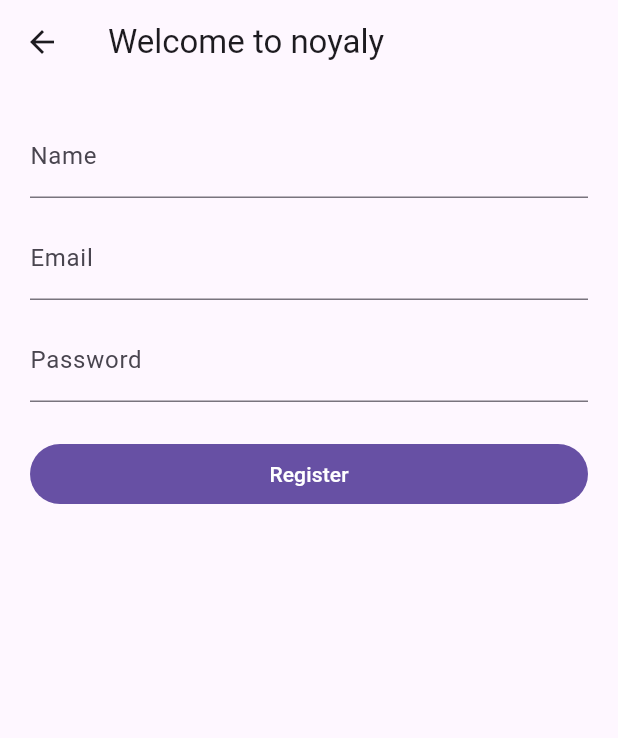
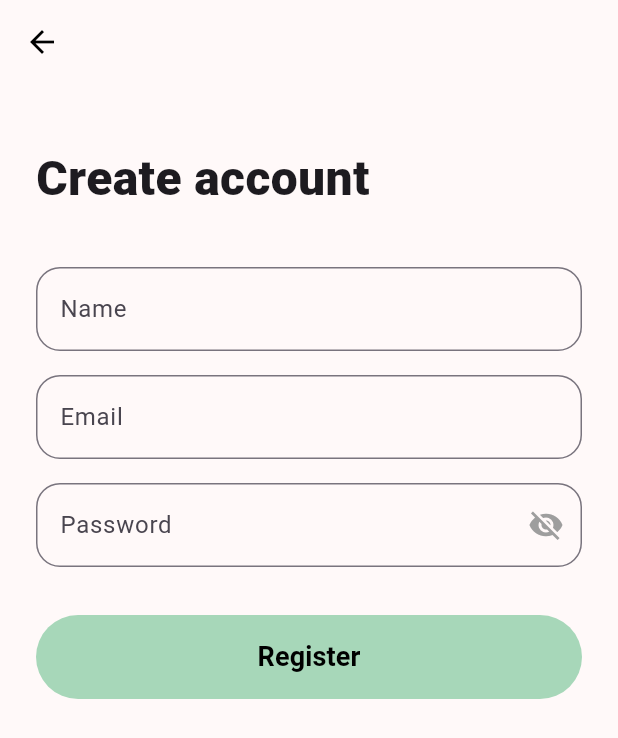
Before and after one commit to marytheshepherd/noyaly, a Flutter app: the screen it shows after launch, after a tap on "Register", on a phone screen of 412 x 824 dp. Shown: the top 738 px of the screen. Run offline on Flutter 3.47's test engine with Material 3 defaults, Android fonts, the phone set to English and light mode, and no system bars; our stand-ins replace cloud_firestore, firebase_auth, firebase_core, fl_chart, google_maps_flutter, webview_flutter; accounts and stored records are empty; network calls fail.

Commit message:
fixes: UI for login & register

```diff
--- a/lib/screens/login.dart
+++ b/lib/screens/login.dart
@@ -15,6 +15,7 @@
   final idCtrl = TextEditingController();
   final passwordCtrl = TextEditingController();
   bool loading = false;
+  bool obscurePassword = true;
 
   Future<void> _login() async {
     setState(() => loading = true);
@@ -53,9 +54,9 @@
   Future<void> _resetPassword(BuildContext context) async {
     final email = idCtrl.text.trim();
 
-    if (email.isEmpty) {
+    if (email.isEmpty || !email.contains("@")) {
       ScaffoldMessenger.of(context).showSnackBar(
-        const SnackBar(content: Text("Please enter your email first")),
+        const SnackBar(content: Text("Please enter a valid email address")),
       );
       return;
     }
@@ -85,27 +86,56 @@
   @override
   Widget build(BuildContext context) {
     return Scaffold(
-      body: Padding(
-        padding: const EdgeInsets.all(20),
+      backgroundColor: const Color(0xFFFFF9F9),
+      body: SafeArea(
+        child: Padding(
+          padding: const EdgeInsets.symmetric(horizontal: 24),
           child: Column(
+            crossAxisAlignment: CrossAxisAlignment.start,
             children: [
-            const SizedBox(height: 60),
+              const SizedBox(height: 80),
+
               const Text(
-              "Welcome back",
-              style: TextStyle(fontSize: 28, fontWeight: FontWeight.bold),
+                "Welcome to Noyaly",
+                style: TextStyle(fontSize: 32, fontWeight: FontWeight.w900),
               ),
-            const SizedBox(height: 24),
+
+              const SizedBox(height: 36),
 
               TextField(
                 controller: idCtrl,
-              decoration: const InputDecoration(labelText: "Email or User ID"),
+                decoration: InputDecoration(
+                  labelText: "Email or User ID",
+                  border: OutlineInputBorder(
+                    borderRadius: BorderRadius.circular(16),
                   ),
-            const SizedBox(height: 12),
+                ),
+              ),
+
+              const SizedBox(height: 16),
+
               TextField(
                 controller: passwordCtrl,
-              obscureText: true,
-              decoration: const InputDecoration(labelText: "Password"),
+                obscureText: obscurePassword,
+                decoration: InputDecoration(
+                  labelText: "Password",
+                  border: OutlineInputBorder(
+                    borderRadius: BorderRadius.circular(16),
                   ),
+                  suffixIcon: IconButton(
+                    icon: Icon(
+                      obscurePassword ? Icons.visibility_off : Icons.visibility,
+                      color: Colors.grey,
+                    ),
+                    onPressed: () {
+                      setState(() {
+                        obscurePassword = !obscurePassword;
+                      });
+                    },
+                  ),
+                ),
+              ),
+
               Align(
                 alignment: Alignment.centerRight,
                 child: TextButton(
@@ -113,35 +143,64 @@
                   child: const Text(
                     "Forgot password?",
                     style: TextStyle(
-                    color: Color(0xFF6B56A5), // match your purple
+                      color: Color(0xFF6B56A5),
                       fontWeight: FontWeight.w600,
                     ),
                   ),
                 ),
               ),
 
-            const SizedBox(height: 24),
+              const SizedBox(height: 28),
 
               SizedBox(
                 width: double.infinity,
+                height: 56,
                 child: FilledButton(
                   onPressed: loading ? null : _login,
+                  style: FilledButton.styleFrom(
+                    backgroundColor: const Color(0xFFA7D7B9),
+                    shape: RoundedRectangleBorder(
+                      borderRadius: BorderRadius.circular(999),
+                    ),
+                  ),
                   child: loading
-                    ? const CircularProgressIndicator(strokeWidth: 2)
-                    : const Text("Log in"),
+                      ? const SizedBox(
+                          height: 22,
+                          width: 22,
+                          child: CircularProgressIndicator(
+                            strokeWidth: 2.5,
+                            color: Colors.white,
+                          ),
+                        )
+                      : const Text(
+                          "Log in",
+                          style: TextStyle(
+                            fontSize: 18,
+                            fontWeight: FontWeight.bold,
+                            color: Colors.black,
+                          ),
+                        ),
                 ),
               ),
 
-            TextButton(
+              const SizedBox(height: 16),
+
+              Center(
+                child: TextButton(
                   onPressed: () {
                     Navigator.push(
                       context,
                       MaterialPageRoute(builder: (_) => const RegisterScreen()),
                     );
                   },
-              child: const Text("Register"),
+                  child: const Text(
+                    "Register",
+                    style: TextStyle(fontSize: 16, fontWeight: FontWeight.w600),
+                  ),
+                ),
               ),
             ],
+          ),
         ),
       ),
     );
--- a/lib/screens/register.dart
+++ b/lib/screens/register.dart
@@ -13,10 +13,13 @@
   final nameC = TextEditingController();
   final emailC = TextEditingController();
   final passC = TextEditingController();
+
   bool loading = false;
+  bool obscurePassword = true;
 
   Future<void> _register() async {
     setState(() => loading = true);
+
     try {
       final cred = await FirebaseAuth.instance.createUserWithEmailAndPassword(
         email: emailC.text.trim(),
@@ -35,7 +38,7 @@
         "notification": true,
       });
 
-      if (mounted) Navigator.pop(context); // back to login
+      if (mounted) Navigator.pop(context);
     } on FirebaseAuthException catch (e) {
       ScaffoldMessenger.of(context).showSnackBar(
         SnackBar(content: Text(e.message ?? "Registration failed")),
@@ -56,40 +59,107 @@
   @override
   Widget build(BuildContext context) {
     return Scaffold(
-      appBar: AppBar(title: const Text("Welcome to noyaly")),
+      backgroundColor: const Color(0xFFFFF9F9),
+      appBar: AppBar(
+        backgroundColor: Colors.transparent,
+        elevation: 0,
+        foregroundColor: Colors.black,
+      ),
       body: SafeArea(
         child: Padding(
-          padding: const EdgeInsets.all(20),
+          padding: const EdgeInsets.symmetric(horizontal: 24),
           child: Column(
+            crossAxisAlignment: CrossAxisAlignment.start,
             children: [
+              const SizedBox(height: 40),
+
+              const Text(
+                "Create account",
+                style: TextStyle(fontSize: 32, fontWeight: FontWeight.w900),
+              ),
+
+              const SizedBox(height: 36),
+
               TextField(
                 controller: nameC,
-                decoration: const InputDecoration(labelText: "Name"),
+                decoration: InputDecoration(
+                  labelText: "Name",
+                  border: OutlineInputBorder(
+                    borderRadius: BorderRadius.circular(16),
+                  ),
+                ),
               ),
-              const SizedBox(height: 12),
+
+              const SizedBox(height: 16),
+
               TextField(
                 controller: emailC,
-                decoration: const InputDecoration(labelText: "Email"),
+                keyboardType: TextInputType.emailAddress,
+                decoration: InputDecoration(
+                  labelText: "Email",
+                  border: OutlineInputBorder(
+                    borderRadius: BorderRadius.circular(16),
+                  ),
+                ),
               ),
-              const SizedBox(height: 12),
+
+              const SizedBox(height: 16),
+
               TextField(
                 controller: passC,
-                obscureText: true,
-                decoration: const InputDecoration(labelText: "Password"),
+                obscureText: obscurePassword,
+                decoration: InputDecoration(
+                  labelText: "Password",
+                  border: OutlineInputBorder(
+                    borderRadius: BorderRadius.circular(16),
+                  ),
+                  suffixIcon: IconButton(
+                    icon: Icon(
+                      obscurePassword ? Icons.visibility_off : Icons.visibility,
+                      color: Colors.grey,
+                    ),
+                    tooltip: obscurePassword
+                        ? "Show password"
+                        : "Hide password",
+                    onPressed: () {
+                      setState(() {
+                        obscurePassword = !obscurePassword;
+                      });
+                    },
+                  ),
+                ),
               ),
-              const SizedBox(height: 24),
+
+              const SizedBox(height: 32),
 
               SizedBox(
                 width: double.infinity,
+                height: 56,
                 child: FilledButton(
                   onPressed: loading ? null : _register,
+                  style: FilledButton.styleFrom(
+                    backgroundColor: const Color(0xFFA7D7B9),
+                    shape: RoundedRectangleBorder(
+                      borderRadius: BorderRadius.circular(999),
+                    ),
+                  ),
                   child: loading
                       ? const SizedBox(
-                          height: 18,
-                          width: 18,
-                          child: CircularProgressIndicator(strokeWidth: 2),
+                          height: 22,
+                          width: 22,
+                          child: CircularProgressIndicator(
+                            strokeWidth: 2.5,
+                            color: Colors.white,
+                          ),
                         )
-                      : const Text("Register"),
+                      : const Text(
+                          "Register",
+                          style: TextStyle(
+                            fontSize: 18,
+                            fontWeight: FontWeight.bold,
+                            color: Colors.black,
+                          ),
+                        ),
                 ),
               ),
             ],
```
Also changed, not shown: pubspec.lock, 5 other files. Lines whose indentation alone changed are shown as unchanged.
